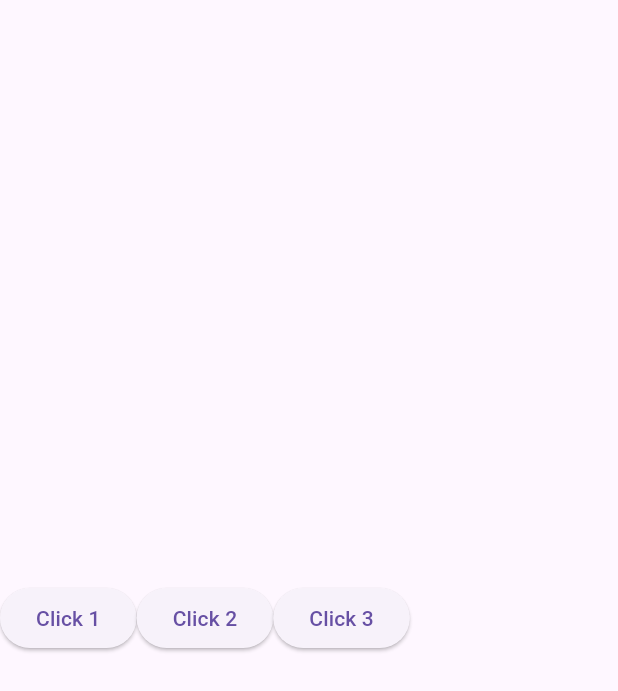
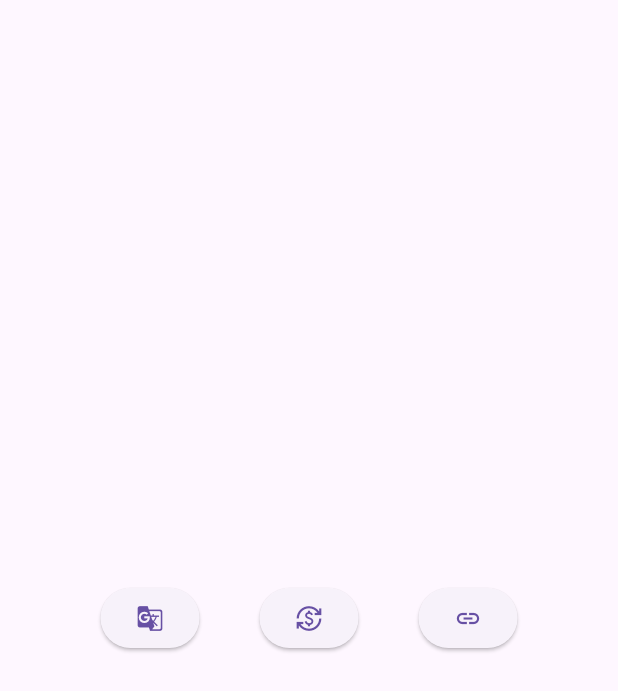
Before and after one commit to jubkka/Api, a Flutter app: the screen it shows after launch, on a phone screen of 412 x 824 dp. Shown: the top 691 px of the screen. Run offline on Flutter 3.47's test engine with Material 3 defaults, Android fonts, the phone set to English and light mode, and no system bars.

Commit message:
all done

```diff
--- a/lib/QrCodeWindow.dart
+++ b/lib/QrCodeWindow.dart
@@ -105,6 +105,3 @@ class _QrCodeWindow extends State<QrCodeWindow> {
         ));
   }
 }
-
-class SvgPicture {
-}
--- a/lib/home.dart
+++ b/lib/home.dart
@@ -11,25 +11,35 @@ class _HomeState extends State<Home> {
   Widget build(BuildContext context) {
     return Scaffold(
       body: Row(
+        mainAxisAlignment: MainAxisAlignment.center,
         children: [
-          Align(
-              alignment: Alignment.centerLeft,
+          Container(
+            padding: EdgeInsets.all(20),
+            child: Align(
+                alignment: Alignment.center,
                 child: ElevatedButton(
                   onPressed: () { Navigator.pushNamed(context, '/translateWindow'); },
-                child: Text("Click 1"),
+                  child: Icon(Icons.g_translate),
                 )),
-          Align(
-            alignment: Alignment.centerLeft,
+          ),
+          Container(
+            padding: EdgeInsets.all(20),
+            child: Align(
+              alignment: Alignment.center,
               child: ElevatedButton(
                 onPressed: () { Navigator.pushNamed(context, '/currencyConverterWindow'); },
-              child: Text("Click 2"),
+                child: Icon(Icons.currency_exchange),
               ),
             ),
-          Align(
-            alignment: Alignment.centerLeft,
+          ),
+          Container(
+            padding: EdgeInsets.all(20),
+            child: Align(
+              alignment: Alignment.center,
               child: ElevatedButton(
                 onPressed: () { Navigator.pushNamed(context, '/QrCodeWindow'); },
-              child: Text("Click 3"),
+                child: Icon(Icons.link_outlined),
+              ),
             ),
           ),
         ],
```
Lines whose indentation alone changed are shown as unchanged.
